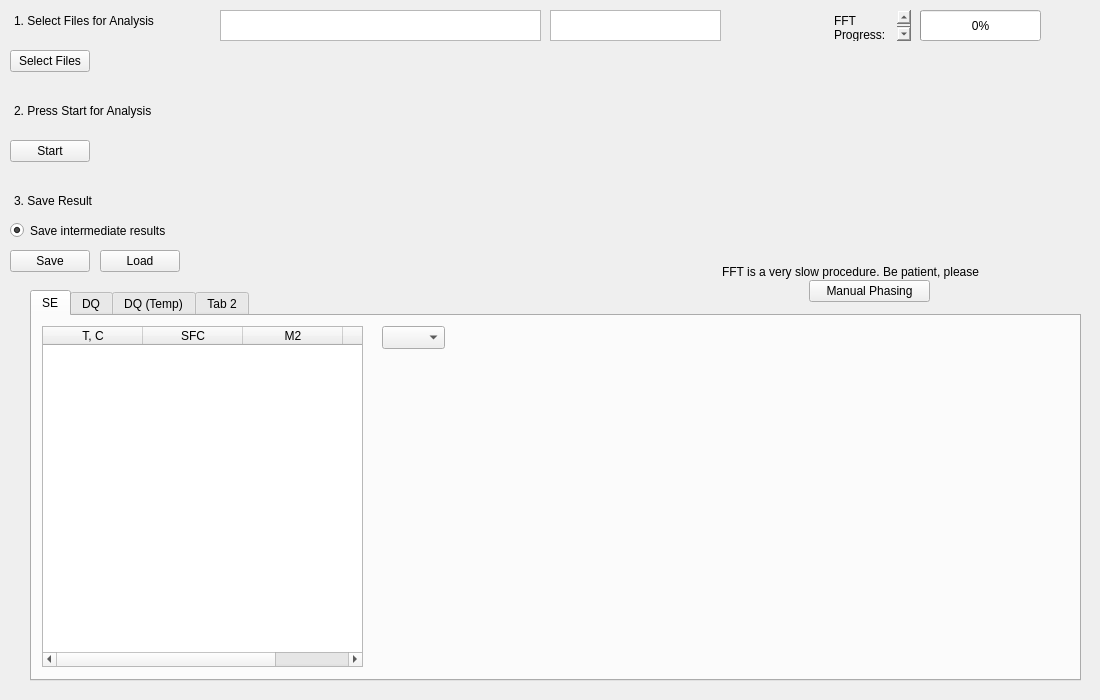
Before: the Qt Designer form form.ui in timesama/M2-Approach, drawn with Qt 5.
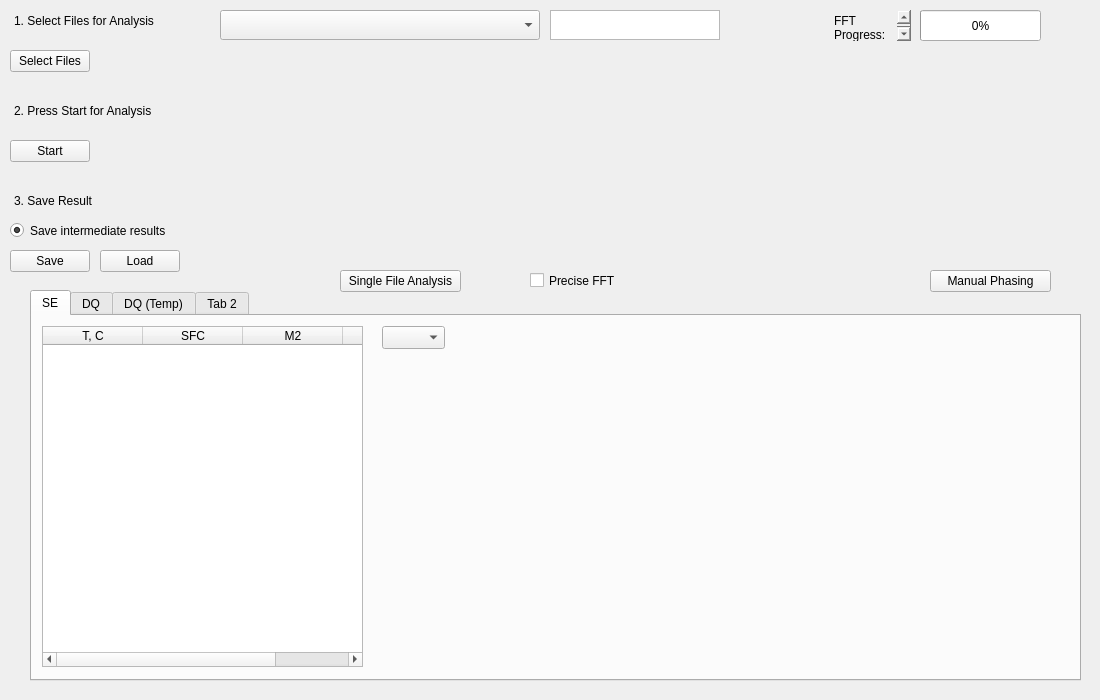
After: the same form once the commit is applied. Custom widgets are drawn as their Qt base class.

Commit message: CheckBox shows the current filenmae, fast fft

What changed in the file:
```diff
--- a/form.ui
+++ b/form.ui
@@ -502,19 +502,6 @@
 &lt;p style=&quot; margin-top:0px; margin-bottom:0px; margin-left:0px; margin-right:0px; -qt-block-indent:0; text-indent:0px;&quot;&gt;FFT Progress:&lt;/p&gt;&lt;/body&gt;&lt;/html&gt;</string>
     </property>
    </widget>
-   <widget class="QTextEdit" name="textEdit_4">
-    <property name="geometry">
-     <rect>
-      <x>220</x>
-      <y>10</y>
-      <width>321</width>
-      <height>31</height>
-     </rect>
-    </property>
-    <property name="autoFillBackground">
-     <bool>false</bool>
-    </property>
-   </widget>
    <widget class="QPushButton" name="btn_Start">
     <property name="geometry">
      <rect>
@@ -736,8 +723,8 @@
      <rect>
       <x>550</x>
       <y>10</y>
-      <width>171</width>
-      <height>31</height>
+      <width>170</width>
+      <height>30</height>
      </rect>
     </property>
     <property name="html">
@@ -751,25 +738,6 @@
 &lt;p style=&quot;-qt-paragraph-type:empty; margin-top:0px; margin-bottom:0px; margin-left:0px; margin-right:0px; -qt-block-indent:0; text-indent:0px;&quot;&gt;&lt;br /&gt;&lt;/p&gt;&lt;/body&gt;&lt;/html&gt;</string>
     </property>
    </widget>
-   <widget class="QLineEdit" name="lineEdit">
-    <property name="geometry">
-     <rect>
-      <x>720</x>
-      <y>260</y>
-      <width>281</width>
-      <height>23</height>
-     </rect>
-    </property>
-    <property name="styleSheet">
-     <string notr="true">background: transparent</string>
-    </property>
-    <property name="text">
-     <string>FFT is a very slow procedure. Be patient, please</string>
-    </property>
-    <property name="frame">
-     <bool>false</bool>
-    </property>
-   </widget>
    <widget class="QPushButton" name="btn_Save">
     <property name="geometry">
      <rect>
@@ -799,8 +767,8 @@
    <widget class="QPushButton" name="pushButton_Phasing">
     <property name="geometry">
      <rect>
-      <x>809</x>
-      <y>280</y>
+      <x>930</x>
+      <y>270</y>
       <width>121</width>
       <height>22</height>
      </rect>
@@ -809,6 +777,42 @@
      <string>Manual Phasing</string>
     </property>
    </widget>
+   <widget class="QComboBox" name="comboBox_4">
+    <property name="geometry">
+     <rect>
+      <x>220</x>
+      <y>10</y>
+      <width>320</width>
+      <height>30</height>
+     </rect>
+    </property>
+   </widget>
+   <widget class="QCheckBox" name="checkBox">
+    <property name="geometry">
+     <rect>
+      <x>530</x>
+      <y>270</y>
+      <width>91</width>
+      <height>21</height>
+     </rect>
+    </property>
+    <property name="text">
+     <string>Precise FFT</string>
+    </property>
+   </widget>
+   <widget class="QPushButton" name="btn_SingleFile">
+    <property name="geometry">
+     <rect>
+      <x>340</x>
+      <y>270</y>
+      <width>121</width>
+      <height>22</height>
+     </rect>
+    </property>
+    <property name="text">
+     <string>Single File Analysis</string>
+    </property>
+   </widget>
   </widget>
  </widget>
  <customwidgets>
```
The commit also changes 1 other file.
